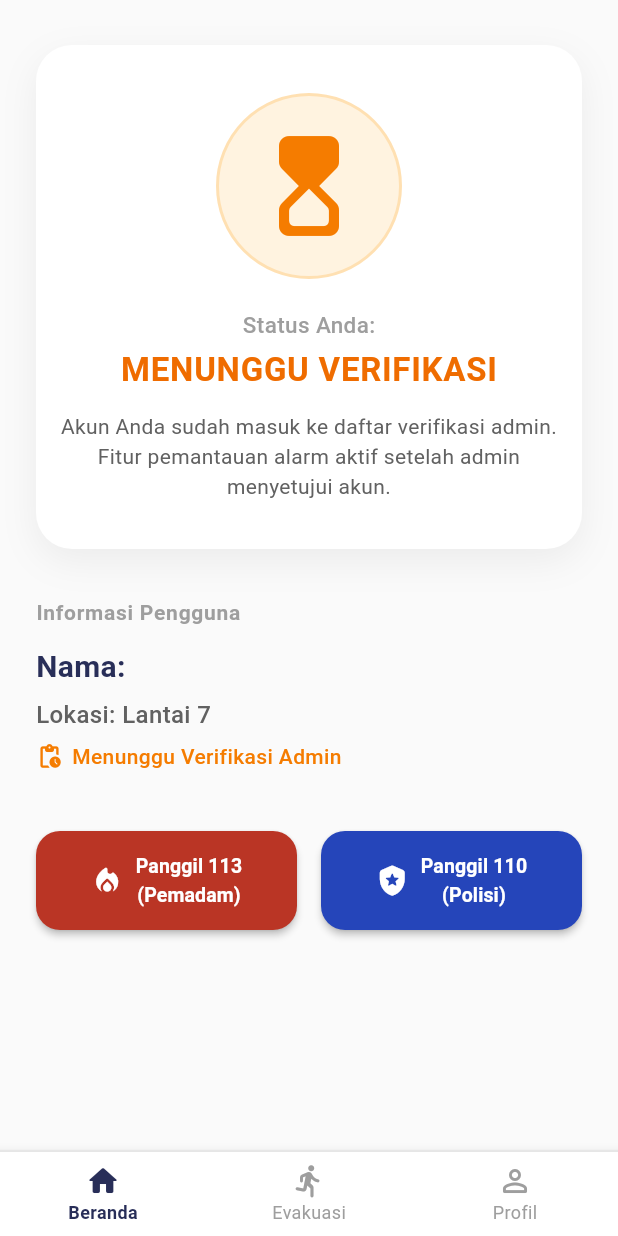
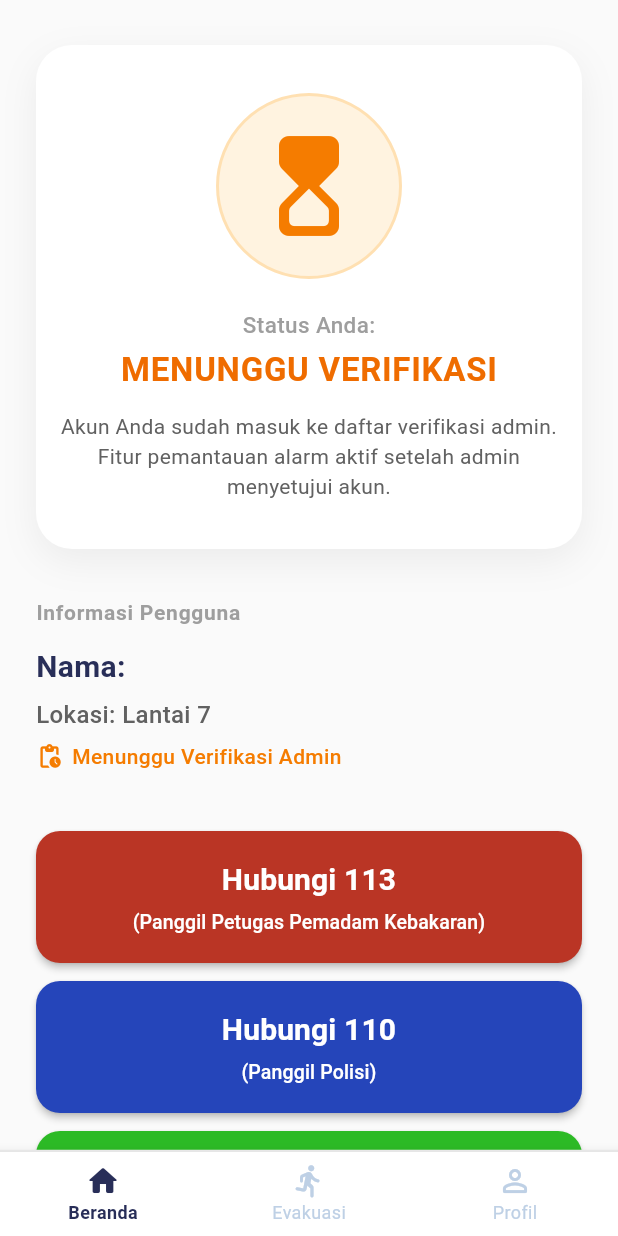
Before and after one commit to Merge-Conflict-Astra-Hackathon/SafeAlert_Mobile, a Flutter app: the DashboardScreen screen opened by its route, on a phone screen of 412 x 824 dp. Run offline on Flutter 3.47's test engine with Material 3 defaults, Android fonts, the light colour scheme and no system bars; our stand-ins replace firebase_core, firebase_messaging, shared_preferences; accounts and stored records are empty; network calls fail.

Commit message:
Fixing Minor Design

```diff
--- a/safealert_mobile/lib/screens/dashboard_screen.dart
+++ b/safealert_mobile/lib/screens/dashboard_screen.dart
@@ -6,6 +6,7 @@ import 'package:shared_preferences/shared_preferences.dart';
 
 import '../services/api_service.dart';
 import 'alert_screen.dart';
+import 'login_screen.dart';
 
 class DashboardScreen extends StatefulWidget {
   const DashboardScreen({super.key});
@@ -141,12 +142,76 @@ class _DashboardScreenState extends State<DashboardScreen> {
     }
   }
 
+  Future<void> _logout() async {
+    _pollingTimer?.cancel();
+    final prefs = await SharedPreferences.getInstance();
+    await prefs.remove('user_id');
+    await prefs.remove('user_name');
+    await prefs.remove('admin_status');
+    await prefs.remove('user_floor');
+    await prefs.remove('building_id');
+    await prefs.remove('building_name');
+    await prefs.remove('access_token');
+    await prefs.remove('refresh_token');
+
+    if (!mounted) return;
+    Navigator.pushAndRemoveUntil(
+      context,
+      MaterialPageRoute(builder: (context) => const LoginScreen()),
+      (route) => false,
+    );
+  }
+
   @override
   Widget build(BuildContext context) {
     const Color primaryColorHex = Color(0xFF282E58);
+    const Color secondaryColorHex = Color(0xFFBED0E5);
     const Color fireCallColor = Color(0xFFBA3525); // Warna tombol 113
     const Color policeCallColor = Color(0xFF2545BA); // Warna tombol 110
+    const Color medicalCallColor = Color(0xFF2CBA25); // Warna tombol 118/119
     final bool isVerified = _adminStatus == 'active';
+
+    Widget emergencyCallButton({
+      required String title,
+      required String subtitle,
+      required Color color,
+      required VoidCallback onPressed,
+    }) {
+      return ElevatedButton(
+        onPressed: onPressed,
+        style: ElevatedButton.styleFrom(
+          backgroundColor: color,
+          foregroundColor: Colors.white,
+          padding: const EdgeInsets.symmetric(vertical: 18, horizontal: 16),
+          shape: RoundedRectangleBorder(borderRadius: BorderRadius.circular(16)),
+          elevation: 2,
+        ),
+        child: Column(
+          mainAxisSize: MainAxisSize.min,
+          children: [
+            Text(
+              title,
+              textAlign: TextAlign.center,
+              style: const TextStyle(
+                fontWeight: FontWeight.bold,
+                color: Colors.white,
+                fontSize: 20,
+              ),
+            ),
+            const SizedBox(height: 4),
+            Text(
+              subtitle,
+              textAlign: TextAlign.center,
+              style: const TextStyle(
+                fontWeight: FontWeight.w500,
+                color: Colors.white,
+                fontSize: 13,
+              ),
+            ),
+          ],
+        ),
+      );
+    }
 
     // 1. DAFTAR LAYOUT HALAMAN INTERNAL
     final List<Widget> pages = [
@@ -282,51 +347,37 @@ class _DashboardScreenState extends State<DashboardScreen> {
               const SizedBox(height: 40),
 
               // ─── TOMBOL EMERGENCY CALLS ───
-              Row(
+              Column(
+                crossAxisAlignment: CrossAxisAlignment.stretch,
                 children: [
-                  // Tombol Pemadam Kebakaran (113)
-                  Expanded(
-                    child: ElevatedButton.icon(
+                  emergencyCallButton(
+                    title: 'Hubungi 113',
+                    subtitle: '(Panggil Petugas Pemadam Kebakaran)',
+                    color: fireCallColor,
                     onPressed: () {
                       // Tambahkan fungsi launchUrl('tel:113') nanti jika package url_launcher dipasang
                     },
-                      icon: const Icon(Icons.local_fire_department_rounded, color: Colors.white, size: 22),
-                      label: const Text(
-                        'Panggil 113\n(Pemadam)',
-                        textAlign: TextAlign.center,
-                        style: TextStyle(fontWeight: FontWeight.bold, color: Colors.white, fontSize: 13),
                   ),
-                      style: ElevatedButton.styleFrom(
-                        backgroundColor: fireCallColor,
-                        padding: const EdgeInsets.symmetric(vertical: 14),
-                        shape: RoundedRectangleBorder(borderRadius: BorderRadius.circular(16)),
-                        elevation: 2,
+                  const SizedBox(height: 12),
+                  emergencyCallButton(
+                    title: 'Hubungi 110',
+                    subtitle: '(Panggil Polisi)',
+                    color: policeCallColor,
+                    onPressed: () {
+                      // Tambahkan fungsi launchUrl('tel:110') nanti jika package url_launcher dipasang
+                    },
                   ),
-                    ),
-                  ),
-                  const SizedBox(width: 16),
-                  // Tombol Kepolisian (110)
-                  Expanded(
-                    child: ElevatedButton.icon(
+                  const SizedBox(height: 12),
+                  emergencyCallButton(
+                    title: 'Hubungi 118/119',
+                    subtitle: '(Panggil Ambulans/Medis)',
+                    color: medicalCallColor,
                     onPressed: () {
-                        // Tambahkan fungsi launchUrl('tel:110')
+                      // Tambahkan fungsi launchUrl('tel:118') nanti jika package url_launcher dipasang
                     },
-                      icon: const Icon(Icons.local_police_rounded, color: Colors.white, size: 22),
-                      label: const Text(
-                        'Panggil 110\n(Polisi)',
-                        textAlign: TextAlign.center,
-                        style: TextStyle(fontWeight: FontWeight.bold, color: Colors.white, fontSize: 13),
-                      ),
-                      style: ElevatedButton.styleFrom(
-                        backgroundColor: policeCallColor,
-                        padding: const EdgeInsets.symmetric(vertical: 14),
-                        shape: RoundedRectangleBorder(borderRadius: BorderRadius.circular(16)),
-                        elevation: 2,
-                      ),
-                    ),
                   ),
                 ],
-              ),
+              )
             ],
           ),
         ),
@@ -428,6 +479,23 @@ class _DashboardScreenState extends State<DashboardScreen> {
                   ],
                 ),
               ),
+              const SizedBox(height: 24),
+              OutlinedButton.icon(
+                onPressed: _logout,
+                icon: const Icon(Icons.logout_rounded),
+                label: const Text(
+                  'Logout',
+                  style: TextStyle(fontWeight: FontWeight.bold),
+                ),
+                style: OutlinedButton.styleFrom(
+                  foregroundColor: const Color(0xFFDC1010),
+                  side: const BorderSide(color: Color(0xFFDC1010)),
+                  padding: const EdgeInsets.symmetric(vertical: 16),
+                  shape: RoundedRectangleBorder(
+                    borderRadius: BorderRadius.circular(12),
+                  ),
+                ),
+              ),
             ],
           ),
         ),
@@ -446,13 +514,21 @@ class _DashboardScreenState extends State<DashboardScreen> {
             top: BorderSide(color: Colors.grey.shade200, width: 1.5),
           ),
         ),
+        child: Theme(
+          data: Theme.of(context).copyWith(
+            splashFactory: NoSplash.splashFactory,
+            splashColor: Colors.transparent,
+            highlightColor: Colors.transparent,
+            hoverColor: Colors.transparent,
+          ),
           child: BottomNavigationBar(
             currentIndex: _selectedIndex,
             onTap: _onItemTapped,
             backgroundColor: Colors.white,
             selectedItemColor: primaryColorHex,
-          unselectedItemColor: Colors.grey.shade500,
+            unselectedItemColor: secondaryColorHex,
             type: BottomNavigationBarType.fixed,
+            enableFeedback: false,
             selectedLabelStyle: const TextStyle(
               fontWeight: FontWeight.bold,
               fontSize: 12,
@@ -479,6 +555,7 @@ class _DashboardScreenState extends State<DashboardScreen> {
             ],
           ),
         ),
+      ),
     );
   }
 }
```
Also changed, not shown: safealert_mobile/lib/screens/emergency_contacts_screen.dart (+53 -28 lines), safealert_mobile/lib/screens/register_screen.dart (+76 -11 lines), safealert_mobile/lib/services/api_service.dart (+34 -0 lines). Lines whose indentation alone changed are shown as unchanged.
